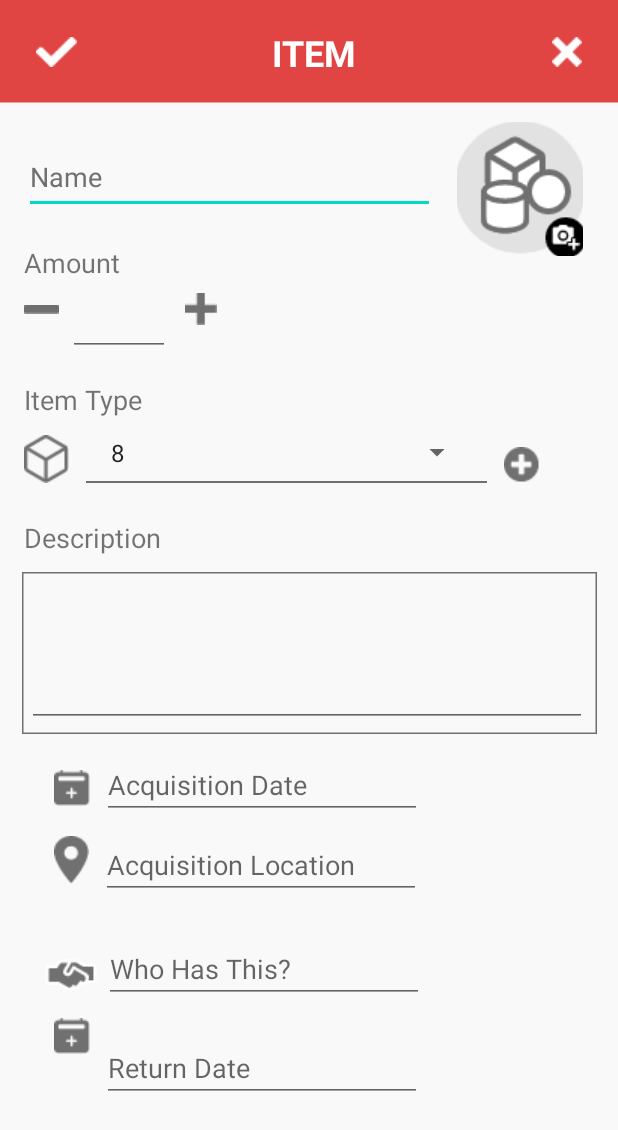
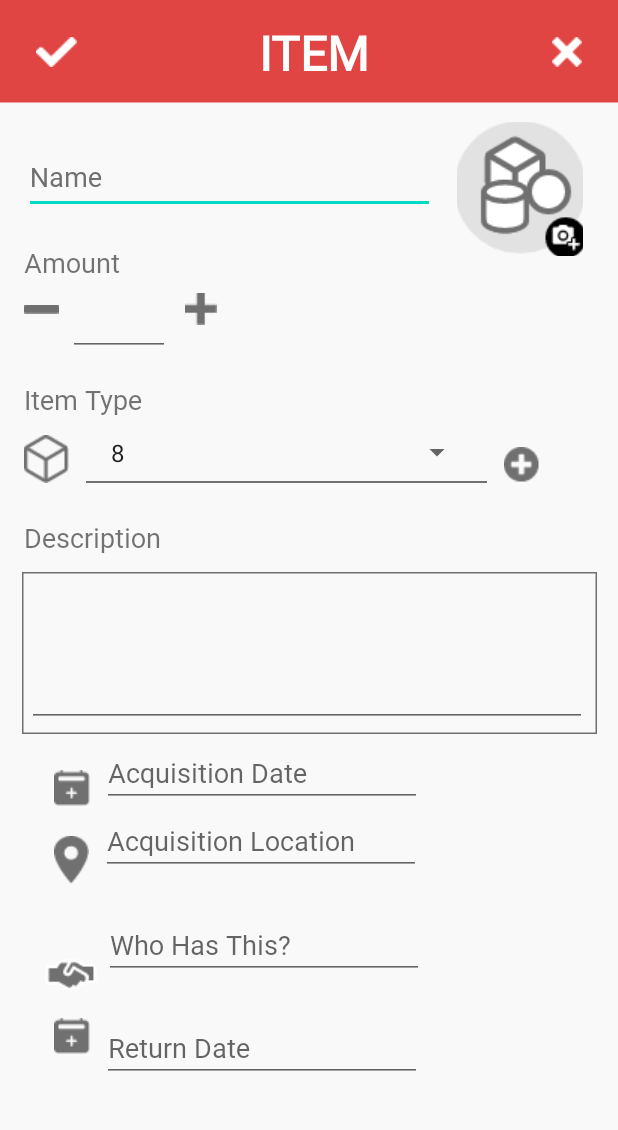
Before and after one commit to Tristand1506/ModernPocket, an Android app: the CreateItem screen opened directly, with no data from a screen before it, on a phone screen of 412 x 824 dp. Shown: the top 1130 px of the screen. Run offline under Robolectric (Android 15) with nearby library versions, the phone set to English and light mode, and no system bars.

Commit message:
text updates

```diff
--- a/app/src/main/res/layout/activity_collections_main.xml
+++ b/app/src/main/res/layout/activity_collections_main.xml
@@ -78,9 +78,10 @@
         android:id="@+id/collections_top_txt"
         android:layout_width="wrap_content"
         android:layout_height="wrap_content"
+        android:fontFamily="@font/segoeuisl"
         android:text="COLLECTIONS"
         android:textColor="#FFFFFF"
-        android:textSize="24sp"
+        android:textSize="32sp"
         android:textStyle="bold"
         app:layout_constraintBottom_toBottomOf="@+id/topbar_img"
         app:layout_constraintEnd_toStartOf="@+id/filter_coll_btn"
--- a/app/src/main/res/layout/activity_create_collection.xml
+++ b/app/src/main/res/layout/activity_create_collection.xml
@@ -48,6 +48,7 @@
         android:layout_height="27dp"
         android:layout_marginBottom="8dp"
         android:text="Description"
+        android:fontFamily="@font/segoeuisl"
         android:textSize="18sp"
         app:layout_constraintBottom_toTopOf="@+id/descriptionbox_img"
         app:layout_constraintEnd_toEndOf="parent"
@@ -83,6 +84,7 @@
         android:ems="10"
         android:inputType="textPersonName"
         android:text="Name"
+        android:fontFamily="@font/segoeuisl"
         android:textColor="@color/text_grey"
         app:layout_constraintBottom_toTopOf="@+id/description_txt"
         app:layout_constraintEnd_toStartOf="@+id/coll_icon_btn"
@@ -96,6 +98,7 @@
         android:layout_width="373dp"
         android:layout_height="98dp"
         android:ems="10"
+        android:fontFamily="@font/segoeuisl"
         android:gravity="start|top"
         android:inputType="textMultiLine"
         app:boxBackgroundMode="none"
@@ -110,9 +113,10 @@
         android:layout_height="wrap_content"
         android:capitalize="characters"
         android:text="COLLECTION"
+        android:fontFamily="@font/segoeuisl"
         android:textAlignment="center"
         android:textColor="#FFFFFF"
-        android:textSize="24sp"
+        android:textSize="32sp"
         android:textStyle="bold"
         app:layout_constraintBottom_toBottomOf="@+id/topbar"
         app:layout_constraintEnd_toStartOf="@+id/x_btn"
--- a/app/src/main/res/layout/activity_create_item.xml
+++ b/app/src/main/res/layout/activity_create_item.xml
@@ -16,6 +16,7 @@
         android:ems="10"
         android:inputType="textPersonName"
         android:text="Name"
+        android:fontFamily="@font/segoeuisl"
         android:textColor="@color/text_grey"
         app:layout_constraintStart_toStartOf="parent"
         app:layout_constraintTop_toBottomOf="@+id/topbar_createitem_img" />
@@ -25,8 +26,9 @@
         android:layout_width="wrap_content"
         android:layout_height="wrap_content"
         android:layout_marginStart="8dp"
-        android:layout_marginTop="16dp"
+        android:layout_marginTop="8dp"
         android:ems="10"
+        android:fontFamily="@font/segoeuisl"
         android:hint="Acquisition Date"
         android:inputType="date"
         app:layout_constraintStart_toEndOf="@+id/date_acquired_img"
@@ -38,6 +40,7 @@
         android:layout_height="wrap_content"
         android:layout_marginStart="8dp"
         android:ems="10"
+        android:fontFamily="@font/segoeuisl"
         android:hint="Return Date"
         android:inputType="date"
         app:layout_constraintBottom_toBottomOf="parent"
@@ -50,8 +53,8 @@
         android:layout_width="wrap_content"
         android:layout_height="wrap_content"
         android:layout_marginStart="8dp"
-        android:layout_marginTop="8dp"
         android:ems="10"
+        android:fontFamily="@font/segoeuisl"
         android:hint="Acquisition Location"
         android:inputType="textPostalAddress"
         app:layout_constraintStart_toEndOf="@+id/location_acquired_img"
@@ -66,6 +69,7 @@
         android:hint="Who Has This?"
         android:inputType="textPersonName"
         app:layout_constraintStart_toEndOf="@+id/lent_to_img"
+        android:fontFamily="@font/segoeuisl"
         app:layout_constraintTop_toBottomOf="@+id/item_location_acq_txt" />
 
     <EditText
@@ -76,6 +80,7 @@
         android:layout_marginTop="8dp"
         android:layout_marginEnd="24dp"
         android:ems="10"
+        android:fontFamily="@font/segoeuisl"
         android:inputType="number"
         app:layout_constraintEnd_toStartOf="@+id/add_items_btn"
         app:layout_constraintHorizontal_bias="0.151"
@@ -149,6 +154,7 @@
         android:layout_width="373dp"
         android:layout_height="98dp"
         android:ems="10"
+        android:fontFamily="@font/segoeuisl"
         android:gravity="start|top"
         android:inputType="textMultiLine"
         app:boxBackgroundMode="none"
@@ -234,6 +240,7 @@
         android:layout_width="249dp"
         android:layout_height="30dp"
         android:layout_marginStart="16dp"
+        android:fontFamily="@font/segoeuisl"
         android:layout_marginEnd="16dp"
         android:layout_marginBottom="4dp"
         app:layout_constraintBottom_toTopOf="@+id/spinnerline_img"
@@ -248,6 +255,7 @@
         android:layout_marginStart="16dp"
         android:layout_marginBottom="8dp"
         android:text="Description"
+        android:fontFamily="@font/segoeuisl"
         android:textSize="18sp"
         app:layout_constraintBottom_toTopOf="@+id/item_descbox_img"
         app:layout_constraintStart_toStartOf="parent" />
@@ -259,6 +267,7 @@
         android:layout_marginStart="16dp"
         android:layout_marginTop="20dp"
         android:text="Amount"
+        android:fontFamily="@font/segoeuisl"
         android:textSize="18sp"
         app:layout_constraintStart_toStartOf="parent"
         app:layout_constraintTop_toBottomOf="@+id/item_name_txt" />
@@ -270,6 +279,7 @@
         android:layout_marginStart="16dp"
         android:layout_marginBottom="8dp"
         android:text="Item Type"
+        android:fontFamily="@font/segoeuisl"
         android:textSize="18sp"
         app:layout_constraintBottom_toTopOf="@+id/chooseitemtype_spinner"
         app:layout_constraintStart_toStartOf="parent" />
@@ -304,9 +314,10 @@
         android:layout_height="wrap_content"
         android:capitalize="characters"
         android:text="ITEM"
+        android:fontFamily="@font/segoeuisl"
         android:textAlignment="center"
         android:textColor="#FFFFFF"
-        android:textSize="24sp"
+        android:textSize="32sp"
         android:textStyle="bold"
         app:layout_constraintBottom_toBottomOf="@+id/topbar_createitem_img"
         app:layout_constraintEnd_toStartOf="@+id/x_createitem_btn"
--- a/app/src/main/res/layout/activity_create_item_type.xml
+++ b/app/src/main/res/layout/activity_create_item_type.xml
@@ -53,9 +53,10 @@
         android:layout_width="wrap_content"
         android:layout_height="wrap_content"
         android:text="ITEM TYPE"
+        android:fontFamily="@font/segoeuisl"
         android:textAlignment="center"
         android:textColor="#FFFFFF"
-        android:textSize="24sp"
+        android:textSize="32sp"
         android:textStyle="bold"
         app:layout_constraintBottom_toBottomOf="@+id/topbar__item_type_img"
         app:layout_constraintEnd_toStartOf="@+id/x_item_type_btn"
@@ -68,6 +69,7 @@
         android:layout_height="45dp"
         android:layout_marginTop="52dp"
         android:ems="10"
+        android:fontFamily="@font/segoeuisl"
         android:hint="Type Name"
         android:inputType="textPersonName"
         app:layout_constraintEnd_toStartOf="@+id/item_type_img"
--- a/app/src/main/res/layout/activity_create_objective.xml
+++ b/app/src/main/res/layout/activity_create_objective.xml
@@ -14,6 +14,7 @@
         android:layout_marginStart="16dp"
         android:layout_marginTop="68dp"
         android:ems="10"
+        android:fontFamily="@font/segoeuisl"
         android:inputType="textPersonName"
         android:text="Name"
         android:textColor="@color/text_grey"
@@ -36,6 +37,7 @@
         android:layout_width="373dp"
         android:layout_height="98dp"
         android:ems="10"
+        android:fontFamily="@font/segoeuisl"
         android:gravity="start|top"
         android:inputType="textMultiLine"
         app:boxBackgroundMode="none"
@@ -70,6 +72,7 @@
         android:layout_marginStart="16dp"
         android:layout_marginTop="48dp"
         android:text="Description"
+        android:fontFamily="@font/segoeuisl"
         android:textSize="18sp"
         app:layout_constraintStart_toStartOf="parent"
         app:layout_constraintTop_toBottomOf="@+id/objective_name_txt" />
@@ -102,9 +105,10 @@
         android:layout_height="wrap_content"
         android:capitalize="characters"
         android:text="OBJECTIVE"
+        android:fontFamily="@font/segoeuisl"
         android:textAlignment="center"
         android:textColor="#FFFFFF"
-        android:textSize="24sp"
+        android:textSize="32sp"
         android:textStyle="bold"
         app:layout_constraintBottom_toBottomOf="@+id/topbar_create_objective_img"
         app:layout_constraintEnd_toEndOf="parent"
--- a/app/src/main/res/layout/activity_favourites.xml
+++ b/app/src/main/res/layout/activity_favourites.xml
@@ -51,9 +51,10 @@
         android:layout_height="wrap_content"
         android:layout_marginEnd="8dp"
         android:text="FAVOURITES"
+        android:fontFamily="@font/segoeuisl"
         android:textAlignment="center"
         android:textColor="#FFFFFF"
-        android:textSize="24sp"
+        android:textSize="32sp"
         android:textStyle="bold"
         app:layout_constraintBottom_toBottomOf="@+id/fav_topbar_img"
         app:layout_constraintEnd_toStartOf="@+id/fav_filter_btn"
--- a/app/src/main/res/layout/activity_items.xml
+++ b/app/src/main/res/layout/activity_items.xml
@@ -62,12 +62,12 @@
         android:layout_width="wrap_content"
         android:layout_height="wrap_content"
         android:layout_marginEnd="20dp"
+        android:fontFamily="@font/segoeuisl"
         android:capitalize="characters"
-        android:fontFamily="sans-serif-light"
         android:text="COLLECTION NAME"
         android:textAlignment="textStart"
         android:textColor="#FFFFFF"
-        android:textSize="24sp"
+        android:textSize="28sp"
         android:textStyle="bold"
         app:layout_constraintBottom_toBottomOf="@+id/topbar_items_img"
         app:layout_constraintEnd_toStartOf="@+id/filter_items_btn"
--- a/app/src/main/res/layout/activity_lent_items.xml
+++ b/app/src/main/res/layout/activity_lent_items.xml
@@ -29,9 +29,10 @@
         android:layout_height="wrap_content"
         android:layout_marginEnd="32dp"
         android:text="LENT ITEMS"
+        android:fontFamily="@font/segoeuisl"
         android:textAlignment="center"
         android:textColor="#FFFFFF"
-        android:textSize="24sp"
+        android:textSize="32sp"
         android:textStyle="bold"
         app:layout_constraintBottom_toBottomOf="@+id/lent_topbar_img"
         app:layout_constraintEnd_toEndOf="@+id/lent_topbar_img"
--- a/app/src/main/res/layout/activity_login.xml
+++ b/app/src/main/res/layout/activity_login.xml
@@ -82,6 +82,7 @@
         android:layout_width="wrap_content"
         android:layout_height="wrap_content"
         android:ems="10"
+        android:fontFamily="@font/segoeuisl"
         android:inputType="textPassword"
         app:layout_constraintBottom_toBottomOf="@+id/imageButton4"
         app:layout_constraintEnd_toEndOf="@+id/imageButton4"
@@ -94,6 +95,7 @@
         android:layout_width="wrap_content"
         android:layout_height="wrap_content"
         android:ems="10"
+        android:fontFamily="@font/segoeuisl"
         android:inputType="textPersonName"
         app:layout_constraintBottom_toBottomOf="@+id/user_img"
         app:layout_constraintEnd_toEndOf="@+id/user_img"
--- a/app/src/main/res/layout/activity_object_lens.xml
+++ b/app/src/main/res/layout/activity_object_lens.xml
@@ -51,9 +51,10 @@
         android:layout_width="wrap_content"
         android:layout_height="wrap_content"
         android:text="OBJECT LENS"
+        android:fontFamily="@font/segoeuisl"
         android:textAlignment="center"
         android:textColor="#FFFFFF"
-        android:textSize="24sp"
+        android:textSize="32sp"
         android:textStyle="bold"
         app:layout_constraintBottom_toBottomOf="@+id/topbar_lens_img"
         app:layout_constraintEnd_toStartOf="@+id/burgerbar_lens_btn"
--- a/app/src/main/res/layout/activity_settings.xml
+++ b/app/src/main/res/layout/activity_settings.xml
@@ -127,9 +127,10 @@
         android:layout_height="wrap_content"
         android:layout_marginEnd="24dp"
         android:text="SETTINGS"
+        android:fontFamily="@font/segoeuisl"
         android:textAlignment="center"
         android:textColor="#FFFFFF"
-        android:textSize="24sp"
+        android:textSize="32sp"
         android:textStyle="bold"
         app:layout_constraintBottom_toBottomOf="@+id/topbar_settings_img"
         app:layout_constraintEnd_toStartOf="@+id/filter_settings_btn"
--- a/app/src/main/res/layout/activity_sign_up.xml
+++ b/app/src/main/res/layout/activity_sign_up.xml
@@ -96,7 +96,7 @@
             android:layout_width="wrap_content"
             android:layout_height="wrap_content"
             android:ems="10"
-
+            android:fontFamily="@font/segoeuisl"
             android:inputType="textPersonName"
             app:layout_constraintBottom_toBottomOf="@+id/username_img"
             app:layout_constraintEnd_toEndOf="@+id/username_img"
@@ -110,6 +110,7 @@
             android:layout_width="wrap_content"
             android:layout_height="wrap_content"
             android:ems="10"
+            android:fontFamily="@font/segoeuisl"
             android:inputType="textPassword"
             app:layout_constraintBottom_toBottomOf="@+id/password_img"
             app:layout_constraintEnd_toEndOf="@+id/password_img"
@@ -123,6 +124,7 @@
             android:layout_width="wrap_content"
             android:layout_height="wrap_content"
             android:ems="10"
+            android:fontFamily="@font/segoeuisl"
             android:inputType="textEmailAddress"
             app:layout_constraintBottom_toBottomOf="@+id/email_img"
             app:layout_constraintEnd_toEndOf="@+id/email_img"
--- a/app/src/main/res/layout/activity_tasks_main.xml
+++ b/app/src/main/res/layout/activity_tasks_main.xml
@@ -74,9 +74,10 @@
         android:layout_width="wrap_content"
         android:layout_height="wrap_content"
         android:text="TASKS"
+        android:fontFamily="@font/segoeuisl"
         android:textAlignment="textStart"
         android:textColor="#FFFFFF"
-        android:textSize="24sp"
+        android:textSize="32sp"
         android:textStyle="bold"
         app:layout_constraintBottom_toBottomOf="@+id/topbar_tasks_img"
         app:layout_constraintEnd_toStartOf="@+id/filter_tasks_btn"
--- a/app/src/main/res/layout/dialog_task_create.xml
+++ b/app/src/main/res/layout/dialog_task_create.xml
@@ -20,6 +20,7 @@
         android:layout_width="wrap_content"
         android:layout_height="wrap_content"
         android:layout_marginTop="16dp"
+        android:fontFamily="@font/segoeuib"
         android:backgroundTint="@color/white"
         android:text="CREATE"
         android:textColor="@color/red_bar"
@@ -37,6 +38,7 @@
         android:layout_height="wrap_content"
         android:layout_marginTop="16dp"
         android:backgroundTint="@color/white"
+        android:fontFamily="@font/segoeuib"
         android:text="CANCEL"
         android:textColor="@color/red_bar"
         app:iconTint="#00FFFFFF"
@@ -54,6 +56,7 @@
         android:layout_marginTop="16dp"
         android:ems="10"
         android:hint="Task Name"
+        android:fontFamily="@font/segoeuisl"
         android:inputType="textPersonName"
         app:layout_constraintEnd_toEndOf="@+id/bg_dialog_img"
         app:layout_constraintStart_toStartOf="@+id/bg_dialog_img"
@@ -66,6 +69,7 @@
         android:layout_marginTop="16dp"
         android:ems="10"
         android:hint="DD/MM/YY"
+        android:fontFamily="@font/segoeuisl"
         android:inputType="date"
         app:layout_constraintEnd_toEndOf="@+id/bg_dialog_img"
         app:layout_constraintStart_toStartOf="@+id/bg_dialog_img"
@@ -76,6 +80,7 @@
         android:layout_width="wrap_content"
         android:layout_height="wrap_content"
         android:layout_marginTop="24dp"
+        android:fontFamily="@font/segoeuisl"
         android:text="Enter Name and Due Date"
         android:textColor="#000000"
         android:textSize="18sp"
--- a/app/src/main/res/layout/sidebar_header.xml
+++ b/app/src/main/res/layout/sidebar_header.xml
@@ -19,6 +19,7 @@
         android:layout_height="wrap_content"
         android:paddingTop="8dp"
         android:text="username"
+        android:fontFamily="@font/segoeuisl"
         android:textAlignment="center"
         android:textSize="18sp"
         android:textStyle="bold" />
```
Also changed, not shown: app/src/main/res/layout/activity_edit_profile.xml (+11 -1 lines), app/src/main/res/layout/activity_objectives.xml (+6 -3 lines), app/src/main/res/menu/sidebar_menu.xml (+7 -0 lines).
